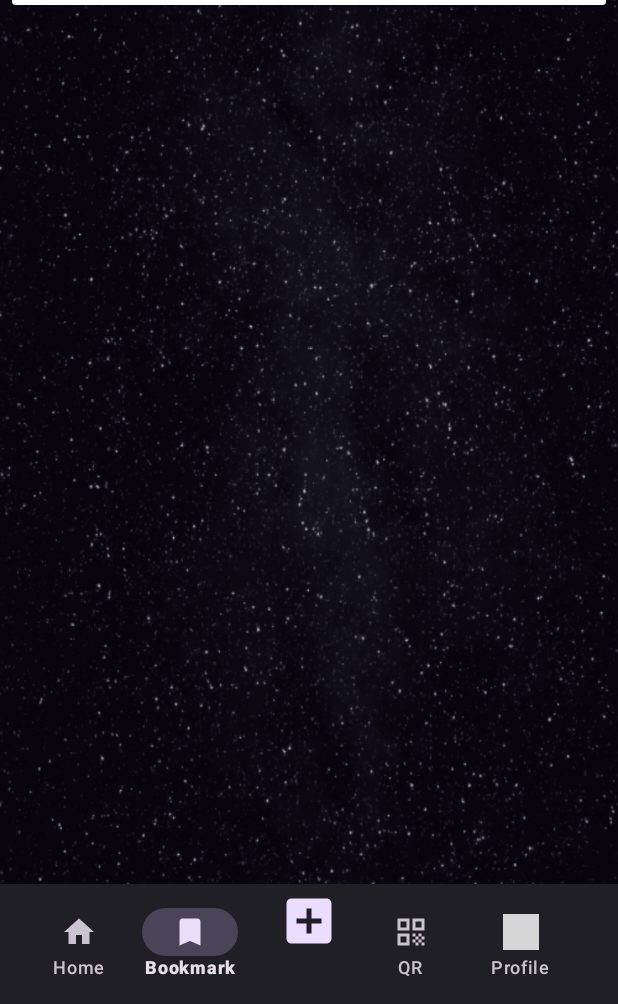
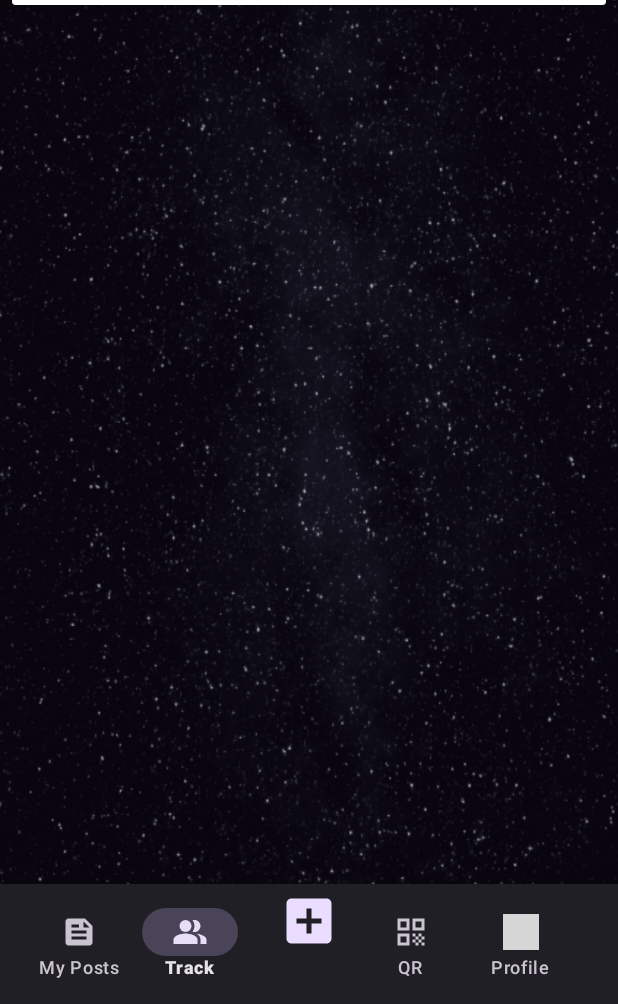
Before and after one commit to fourhaan/CosmicLink, an Android app: the OrganisationLandingPageActivity screen opened directly, with no data from a screen before it, item 2 of the bottom bar chosen, on a phone screen of 412 x 824 dp, the part 232-1236 px from its top. Run offline under Robolectric (Android 15) with nearby library versions, the phone set to English and light mode, and no system bars; our stand-ins replace Firebase (no records; nobody signed in at launch, a user with empty details on screens opened directly), Picasso; pictures from the network do not load; Roboto replaces fonts that are not available here; grey boxes are pictures that could not be loaded.

```diff
--- a/app/src/main/java/com/example/volunteerapp/Activities/OrganisationLandingPageActivity.java
+++ b/app/src/main/java/com/example/volunteerapp/Activities/OrganisationLandingPageActivity.java
@@ -10,7 +10,7 @@ import android.os.Bundle;
 import android.widget.ImageView;
 
 import com.example.volunteerapp.Chat.Activity.ChatActivity;
-import com.example.volunteerapp.Fragments.OrgBookmarkFragment;
+import com.example.volunteerapp.Fragments.OrgTrackFragment;
 import com.example.volunteerapp.Fragments.OrgHomeFragment;
 import com.example.volunteerapp.Fragments.OrgQrFragment;
 import com.example.volunteerapp.Fragments.OrgProfileFragment;
@@ -60,7 +60,7 @@ public class OrganisationLandingPageActivity extends AppCompatActivity {
             if (itemId == R.id.home) {
                 replaceFragment(new OrgHomeFragment());
             } else if (itemId == R.id.bookmark) {
-                replaceFragment(new OrgBookmarkFragment());
+                replaceFragment(new OrgTrackFragment());
             } else if (itemId == R.id.QR) {
                 replaceFragment(new OrgQrFragment());
             } else if (itemId == R.id.profile) {
--- a/app/src/main/java/com/example/volunteerapp/Fragments/OrgBookmarkFragment.java
+++ b/app/src/main/java/com/example/volunteerapp/Fragments/OrgTrackFragment.java
@@ -10,7 +10,7 @@ import android.view.ViewGroup;
 
 import com.example.volunteerapp.R;
 
-public class OrgBookmarkFragment extends Fragment {
+public class OrgTrackFragment extends Fragment {
 
     @Override
     public View onCreateView(LayoutInflater inflater, ViewGroup container,
--- /dev/null
+++ b/app/src/main/res/drawable/baseline_feed_24.xml
@@ -0,0 +1,5 @@
+<vector android:autoMirrored="true" android:height="24dp"
+    android:tint="#FFFFFF" android:viewportHeight="24"
+    android:viewportWidth="24" android:width="24dp" xmlns:android="http://schemas.android.com/apk/res/android">
+    <path android:fillColor="@android:color/white" android:pathData="M16,3H5C3.9,3 3,3.9 3,5v14c0,1.1 0.9,2 2,2h14c1.1,0 2,-0.9 2,-2V8L16,3zM7,7h5v2H7V7zM17,17H7v-2h10V17zM17,13H7v-2h10V13zM15,9V5l4,4H15z"/>
+</vector>
--- /dev/null
+++ b/app/src/main/res/drawable/baseline_people_alt_24.xml
@@ -0,0 +1,12 @@
+<vector android:height="24dp" android:tint="#FFFFFF"
+    android:viewportHeight="24" android:viewportWidth="24"
+    android:width="24dp" xmlns:android="http://schemas.android.com/apk/res/android">
+    <path android:fillColor="@android:color/white"
+        android:fillType="evenOdd" android:pathData="M16.67,13.13C18.04,14.06 19,15.32 19,17v3h4v-3C23,14.82 19.43,13.53 16.67,13.13z"/>
+    <path android:fillColor="@android:color/white"
+        android:fillType="evenOdd" android:pathData="M9,8m-4,0a4,4 0,1 1,8 0a4,4 0,1 1,-8 0"/>
+    <path android:fillColor="@android:color/white"
+        android:fillType="evenOdd" android:pathData="M15,12c2.21,0 4,-1.79 4,-4c0,-2.21 -1.79,-4 -4,-4c-0.47,0 -0.91,0.1 -1.33,0.24C14.5,5.27 15,6.58 15,8s-0.5,2.73 -1.33,3.76C14.09,11.9 14.53,12 15,12z"/>
+    <path android:fillColor="@android:color/white"
+        android:fillType="evenOdd" android:pathData="M9,13c-2.67,0 -8,1.34 -8,4v3h16v-3C17,14.34 11.67,13 9,13z"/>
+</vector>
--- a/app/src/main/res/layout/dialog_confirmation.xml
+++ b/app/src/main/res/layout/dialog_confirmation.xml
@@ -22,7 +22,7 @@
             android:layout_height="wrap_content"
             android:layout_weight="1"
             android:backgroundTint="#E43131"
-            android:textColor="@color/black2.0"
+            android:textColor="@color/white"
             android:text="Confirm" />
 
         <Button
--- a/app/src/main/res/menu/bottom_navigation_menu_org.xml
+++ b/app/src/main/res/menu/bottom_navigation_menu_org.xml
@@ -3,13 +3,13 @@
 
     <item
         android:id="@+id/home"
-        android:title="Home"
-        android:icon="@drawable/baseline_home_24"/>
+        android:title="My Posts"
+        android:icon="@drawable/baseline_feed_24"/>
 
     <item
         android:id="@+id/bookmark"
-        android:title="Bookmark"
-        android:icon="@drawable/baseline_bookmark_24" />
+        android:title="Track"
+        android:icon="@drawable/baseline_people_alt_24" />
     <item
         android:id="@+id/Fab"
         android:title=""
```
Also changed, not shown: app/src/main/java/com/example/volunteerapp/Adapters/AdapterOrgPosts.java (+78 -1 lines).
